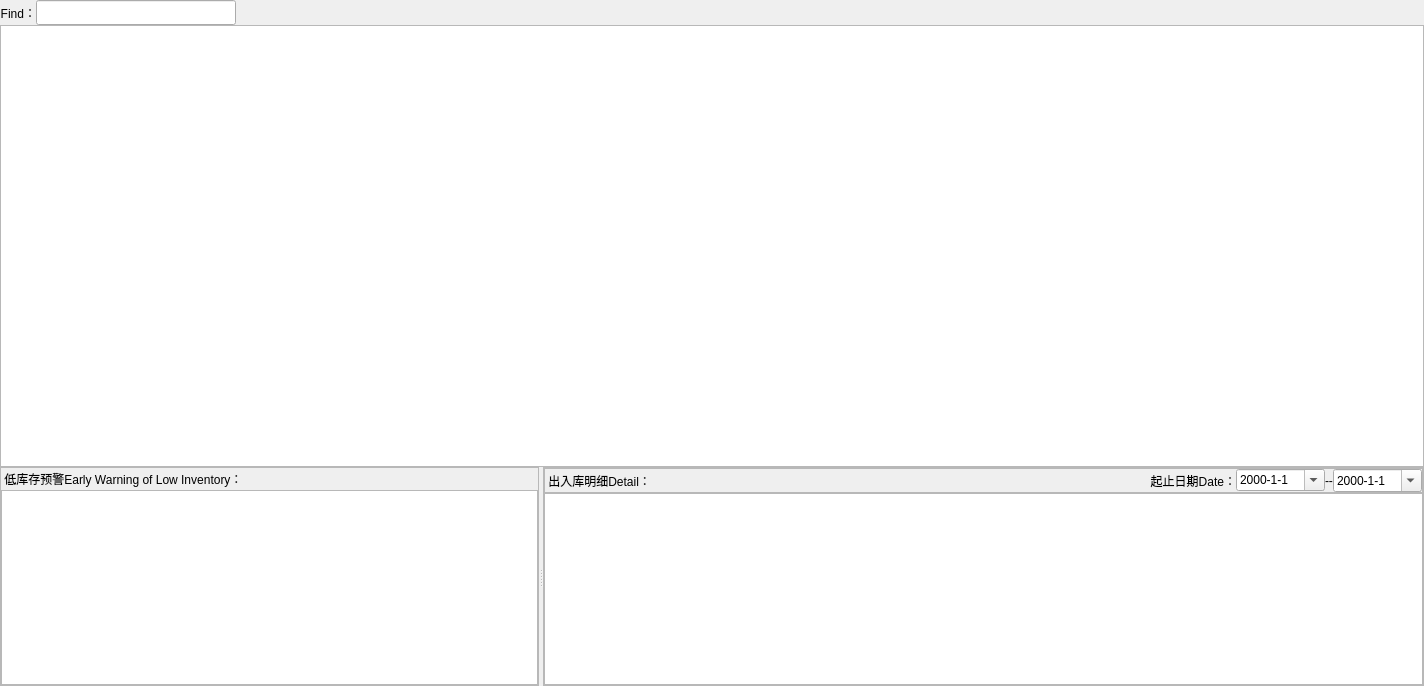
Above: Ui/FormProductList.ui from golden7602/zion before the change. Below: the same form after it.
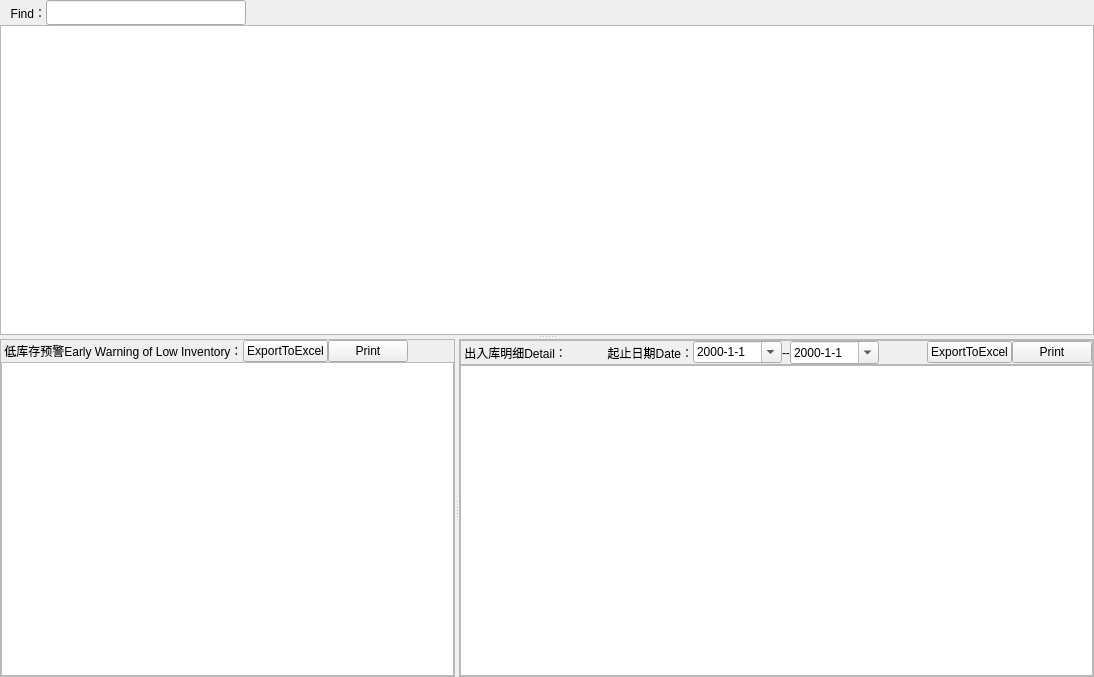
That is the form after the change.

```diff
--- a/Ui/FormProductList.ui
+++ b/Ui/FormProductList.ui
@@ -6,8 +6,8 @@
    <rect>
     <x>0</x>
     <y>0</y>
-    <width>1424</width>
-    <height>686</height>
+    <width>1094</width>
+    <height>677</height>
    </rect>
   </property>
   <property name="font">
@@ -20,7 +20,7 @@
   <property name="windowTitle">
    <string>Form</string>
   </property>
-  <layout class="QVBoxLayout" name="verticalLayout">
+  <layout class="QVBoxLayout" name="verticalLayout_4">
    <property name="spacing">
     <number>0</number>
    </property>
@@ -34,6 +34,16 @@
     <number>0</number>
    </property>
    <property name="bottomMargin">
+    <number>0</number>
+   </property>
+   <item>
+    <widget class="QSplitter" name="splitter_2">
+     <property name="orientation">
+      <enum>Qt::Vertical</enum>
+     </property>
+     <widget class="QWidget" name="layoutWidget">
+      <layout class="QVBoxLayout" name="verticalLayout_2">
+       <property name="spacing">
     <number>0</number>
    </property>
    <item>
@@ -62,7 +72,7 @@
      <item>
       <widget class="QLabel" name="label">
        <property name="text">
-        <string>Find：</string>
+            <string>   Find：</string>
        </property>
        <property name="alignment">
         <set>Qt::AlignRight|Qt::AlignTrailing|Qt::AlignVCenter</set>
@@ -119,7 +129,8 @@
      </attribute>
     </widget>
    </item>
-   <item>
+      </layout>
+     </widget>
     <widget class="QSplitter" name="splitter">
      <property name="orientation">
       <enum>Qt::Horizontal</enum>
@@ -131,7 +142,7 @@
       <property name="frameShadow">
        <enum>QFrame::Raised</enum>
       </property>
-      <layout class="QVBoxLayout" name="verticalLayout_2">
+       <layout class="QVBoxLayout" name="verticalLayout">
        <property name="spacing">
         <number>0</number>
        </property>
@@ -147,6 +158,8 @@
        <property name="bottomMargin">
         <number>0</number>
        </property>
+        <item>
+         <layout class="QHBoxLayout" name="horizontalLayout_3">
        <item>
         <widget class="QLabel" name="label_2">
          <property name="minimumSize">
@@ -161,6 +174,35 @@
         </widget>
        </item>
        <item>
+           <widget class="QPushButton" name="CmdExportToExcel_Low">
+            <property name="text">
+             <string>ExportToExcel</string>
+            </property>
+           </widget>
+          </item>
+          <item>
+           <widget class="QPushButton" name="CmdPrint_Low">
+            <property name="text">
+             <string>Print</string>
+            </property>
+           </widget>
+          </item>
+          <item>
+           <spacer name="horizontalSpacer_3">
+            <property name="orientation">
+             <enum>Qt::Horizontal</enum>
+            </property>
+            <property name="sizeHint" stdset="0">
+             <size>
+              <width>40</width>
+              <height>20</height>
+             </size>
+            </property>
+           </spacer>
+          </item>
+         </layout>
+        </item>
+        <item>
         <widget class="QTableView" name="tableView_low">
          <property name="selectionMode">
           <enum>QAbstractItemView::SingleSelection</enum>
@@ -168,6 +210,9 @@
          <property name="selectionBehavior">
           <enum>QAbstractItemView::SelectRows</enum>
          </property>
+          <attribute name="verticalHeaderDefaultSectionSize">
+           <number>25</number>
+          </attribute>
         </widget>
        </item>
       </layout>
@@ -231,6 +276,9 @@
             <property name="orientation">
              <enum>Qt::Horizontal</enum>
             </property>
+             <property name="sizeType">
+              <enum>QSizePolicy::Fixed</enum>
+             </property>
             <property name="sizeHint" stdset="0">
              <size>
               <width>40</width>
@@ -294,6 +342,33 @@
             </property>
            </widget>
           </item>
+           <item>
+            <spacer name="horizontalSpacer_4">
+             <property name="orientation">
+              <enum>Qt::Horizontal</enum>
+             </property>
+             <property name="sizeHint" stdset="0">
+              <size>
+               <width>40</width>
+               <height>20</height>
+              </size>
+             </property>
+            </spacer>
+           </item>
+           <item>
+            <widget class="QPushButton" name="CmdExportToExcel_Detail">
+             <property name="text">
+              <string>ExportToExcel</string>
+             </property>
+            </widget>
+           </item>
+           <item>
+            <widget class="QPushButton" name="CmdPrint_Detail">
+             <property name="text">
+              <string>Print</string>
+             </property>
+            </widget>
+           </item>
          </layout>
         </widget>
        </item>
@@ -305,9 +380,13 @@
          <property name="selectionBehavior">
           <enum>QAbstractItemView::SelectRows</enum>
          </property>
+          <attribute name="verticalHeaderDefaultSectionSize">
+           <number>25</number>
+          </attribute>
         </widget>
        </item>
       </layout>
+      </widget>
      </widget>
     </widget>
    </item>
```
Lines whose indentation alone changed are shown as unchanged.
